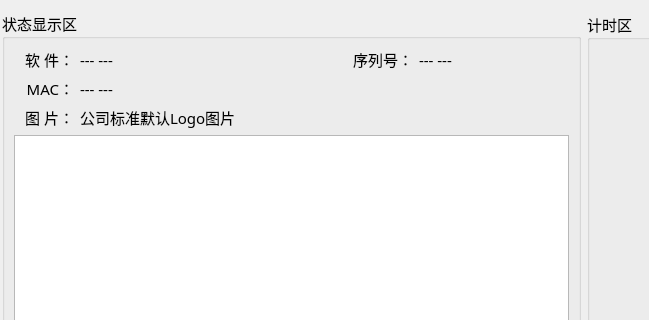
ChinaClever/MPro-Tools, file pro_qc/home/home_workwid.ui: the form before one commit; both pictures show x 260 to 909 and y 0 to 320 of the 1108 by 499 pixel window.
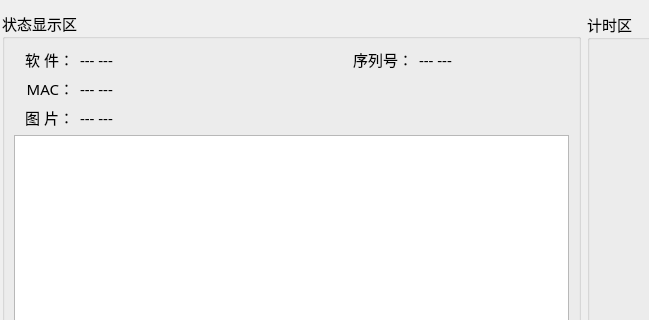
The form after the commit.

```diff
--- a/pro_qc/home/home_workwid.ui
+++ b/pro_qc/home/home_workwid.ui
@@ -225,7 +225,7 @@
       <item row="2" column="1" colspan="3">
        <widget class="QLabel" name="logoLab">
         <property name="text">
-         <string>公司标准默认Logo图片</string>
+         <string>--- ---</string>
         </property>
        </widget>
       </item>
```
